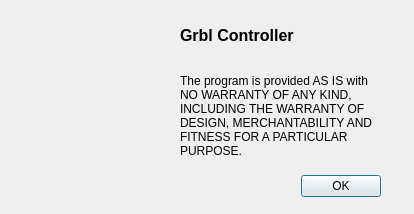
This is GCV-3.6.1-T4/src/forms/about.ui in zapmaker/GrblHoming as Qt 5 draws it before an edit. The edited form follows.
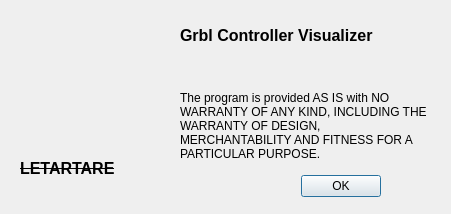
This is the edited form. Icons and pictures are not drawn.

The edit to the form file:
```diff
--- a/GCV-3.6.1-T4/src/forms/about.ui
+++ b/GCV-3.6.1-T4/src/forms/about.ui
@@ -6,7 +6,7 @@
    <rect>
     <x>0</x>
     <y>0</y>
-    <width>414</width>
+    <width>451</width>
     <height>214</height>
    </rect>
   </property>
@@ -16,9 +16,9 @@
   <widget class="QDialogButtonBox" name="buttonBox">
    <property name="geometry">
     <rect>
-     <x>40</x>
+     <x>280</x>
      <y>170</y>
-     <width>341</width>
+     <width>101</width>
      <height>32</height>
     </rect>
    </property>
@@ -33,7 +33,7 @@
    <property name="geometry">
     <rect>
      <x>10</x>
-     <y>30</y>
+     <y>20</y>
      <width>151</width>
      <height>61</height>
     </rect>
@@ -52,8 +52,8 @@
    <property name="geometry">
     <rect>
      <x>180</x>
-     <y>70</y>
-     <width>201</width>
+     <y>80</y>
+     <width>251</width>
      <height>91</height>
     </rect>
    </property>
@@ -69,7 +69,7 @@
     <rect>
      <x>180</x>
      <y>10</y>
-     <width>211</width>
+     <width>261</width>
      <height>51</height>
     </rect>
    </property>
@@ -81,27 +81,14 @@
     </font>
    </property>
    <property name="text">
-    <string>Grbl Controller</string>
-   </property>
-  </widget>
-  <widget class="QLabel" name="label_2">
-   <property name="geometry">
-    <rect>
-     <x>330</x>
-     <y>10</y>
-     <width>71</width>
-     <height>16</height>
-    </rect>
-   </property>
-   <property name="text">
-    <string/>
+    <string>Grbl Controller Visualizer</string>
    </property>
   </widget>
   <widget class="QLabel" name="label_iconZ">
    <property name="geometry">
     <rect>
      <x>20</x>
-     <y>120</y>
+     <y>100</y>
      <width>130</width>
      <height>33</height>
     </rect>
@@ -110,7 +97,28 @@
     <string/>
    </property>
    <property name="pixmap">
-    <pixmap resource="GrblController.qrc">:/img/zapmaker-logo-130.png</pixmap>
+    <pixmap resource="../GrblController.qrc">:/img/zapmaker-logo-130.png</pixmap>
+   </property>
+  </widget>
+  <widget class="QLabel" name="label">
+   <property name="geometry">
+    <rect>
+     <x>20</x>
+     <y>160</y>
+     <width>121</width>
+     <height>16</height>
+    </rect>
+   </property>
+   <property name="font">
+    <font>
+     <pointsize>12</pointsize>
+     <weight>75</weight>
+     <bold>true</bold>
+     <strikeout>true</strikeout>
+    </font>
+   </property>
+   <property name="text">
+    <string>LETARTARE</string>
    </property>
   </widget>
  </widget>
```
Left out of the diff: 3 changed lines with no effect on the pictures.
